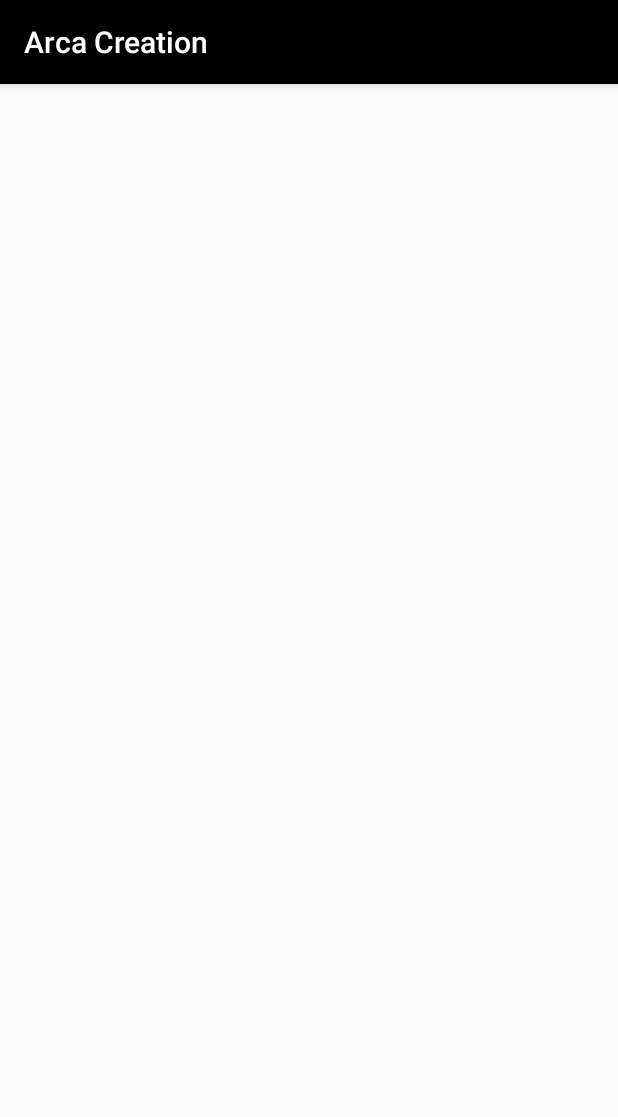
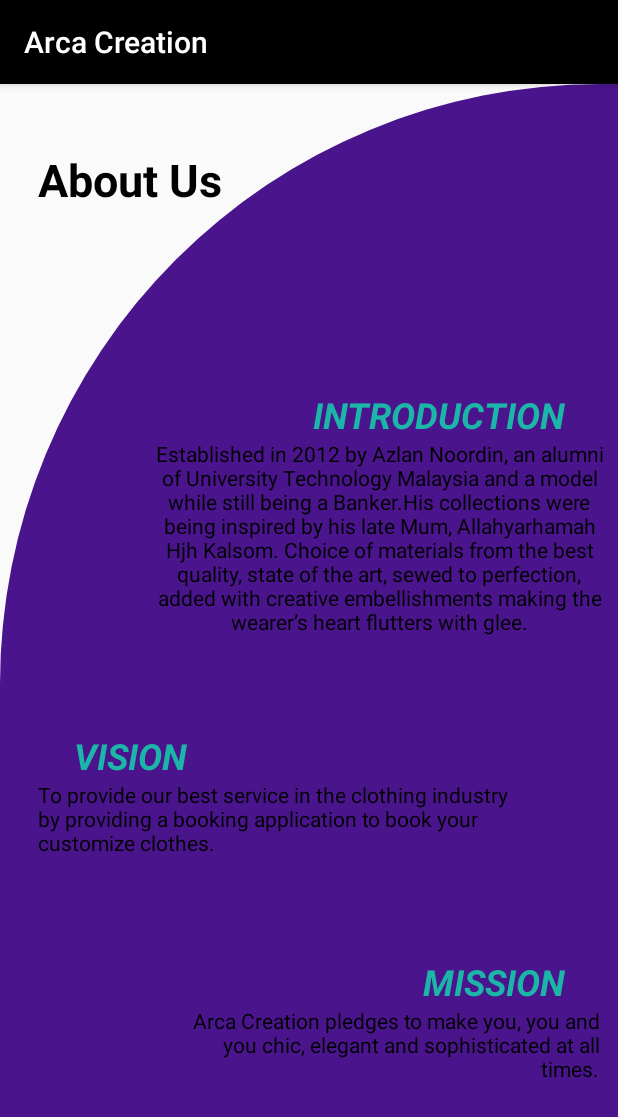
Before and after one commit to Shaheenyazid/gp2, an Android app: the AboutUs screen opened directly, with no data from a screen before it, on a phone screen of 412 x 824 dp. Shown: the top 1117 px of the screen. Run offline under Robolectric (Android 15) with nearby library versions, the phone set to English and light mode, and no system bars.

Commit message:
Settle about us

```diff
--- a/app/src/main/res/layout/activity_about_us.xml
+++ b/app/src/main/res/layout/activity_about_us.xml
@@ -4,6 +4,107 @@
     xmlns:tools="http://schemas.android.com/tools"
     android:layout_width="match_parent"
     android:layout_height="match_parent"
+    android:background="@drawable/cut_card_background"
     tools:context=".AboutUs">
 
+    <TextView
+        android:id="@+id/tv_about"
+        android:layout_width="wrap_content"
+        android:layout_height="wrap_content"
+        android:text="About Us"
+        android:textColor="#000000"
+        android:textSize="30sp"
+        android:textStyle="bold"
+        app:layout_constraintBottom_toBottomOf="parent"
+        app:layout_constraintEnd_toEndOf="parent"
+        app:layout_constraintHorizontal_bias="0.087"
+        app:layout_constraintStart_toStartOf="parent"
+        app:layout_constraintTop_toTopOf="parent"
+        app:layout_constraintVertical_bias="0.06" />
+
+    <TextView
+        android:id="@+id/tv_intro"
+        android:layout_width="wrap_content"
+        android:layout_height="wrap_content"
+        android:text="INTRODUCTION"
+        android:textColor="#1CB6A8"
+        android:textSize="24sp"
+        android:textStyle="bold|italic"
+        app:layout_constraintBottom_toBottomOf="parent"
+        app:layout_constraintEnd_toEndOf="parent"
+        app:layout_constraintHorizontal_bias="0.856"
+        app:layout_constraintStart_toStartOf="parent"
+        app:layout_constraintTop_toBottomOf="@+id/tv_about"
+        app:layout_constraintVertical_bias="0.184" />
+
+    <TextView
+        android:id="@+id/tv_intros"
+        android:layout_width="311dp"
+        android:layout_height="135dp"
+        android:text="Established in 2012 by Azlan Noordin, an alumni of University Technology Malaysia and a model while still being a Banker.His collections were being inspired by his late Mum, Allahyarhamah Hjh Kalsom. Choice of materials from the best quality, state of the art, sewed to perfection, added with creative embellishments making the wearer’s heart flutters with glee."
+        android:textAlignment="center"
+        android:textColor="#000000"
+        app:layout_constraintBottom_toBottomOf="parent"
+        app:layout_constraintEnd_toEndOf="parent"
+        app:layout_constraintHorizontal_bias="0.967"
+        app:layout_constraintStart_toStartOf="parent"
+        app:layout_constraintTop_toBottomOf="@+id/tv_intro"
+        app:layout_constraintVertical_bias="0.0" />
+
+    <TextView
+        android:id="@+id/tv_vision"
+        android:layout_width="wrap_content"
+        android:layout_height="wrap_content"
+        android:text="VISION"
+        android:textColor="#1CB6A8"
+        android:textSize="24sp"
+        android:textStyle="bold|italic"
+        app:layout_constraintBottom_toBottomOf="parent"
+        app:layout_constraintEnd_toEndOf="parent"
+        app:layout_constraintHorizontal_bias="0.146"
+        app:layout_constraintStart_toStartOf="parent"
+        app:layout_constraintTop_toBottomOf="@+id/tv_intros"
+        app:layout_constraintVertical_bias="0.164" />
+
+    <TextView
+        android:id="@+id/tv_visions"
+        android:layout_width="341dp"
+        android:layout_height="67dp"
+        android:text="To provide our best service in the clothing industry by providing a booking application to book your customize clothes."
+        android:textColor="#000000"
+        app:layout_constraintBottom_toBottomOf="parent"
+        app:layout_constraintEnd_toEndOf="parent"
+        app:layout_constraintHorizontal_bias="0.357"
+        app:layout_constraintStart_toStartOf="parent"
+        app:layout_constraintTop_toBottomOf="@+id/tv_vision"
+        app:layout_constraintVertical_bias="0.0" />
+
+    <TextView
+        android:id="@+id/tv_mission"
+        android:layout_width="wrap_content"
+        android:layout_height="wrap_content"
+        android:text="MISSION"
+        android:textColor="#1CB6A8"
+        android:textSize="24sp"
+        android:textStyle="bold|italic"
+        app:layout_constraintBottom_toBottomOf="parent"
+        app:layout_constraintEnd_toEndOf="parent"
+        app:layout_constraintHorizontal_bias="0.888"
+        app:layout_constraintStart_toStartOf="parent"
+        app:layout_constraintTop_toBottomOf="@+id/tv_visions"
+        app:layout_constraintVertical_bias="0.248" />
+
+    <TextView
+        android:id="@+id/tv_missions"
+        android:layout_width="287dp"
+        android:layout_height="75dp"
+        android:text="Arca Creation pledges to make you, you and you chic, elegant and sophisticated at all times."
+        android:textAlignment="textEnd"
+        android:textColor="#000000"
+        app:layout_constraintBottom_toBottomOf="parent"
+        app:layout_constraintEnd_toEndOf="parent"
+        app:layout_constraintHorizontal_bias="0.9"
+        app:layout_constraintStart_toStartOf="parent"
+        app:layout_constraintTop_toBottomOf="@+id/tv_mission"
+        app:layout_constraintVertical_bias="0.0" />
 </androidx.constraintlayout.widget.ConstraintLayout>
```
